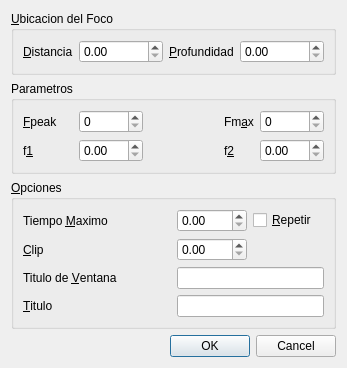
The window that Dialogs/simulparams.ui (edvelezg/viper-sugui) describes before a commit, drawn with Qt 5.
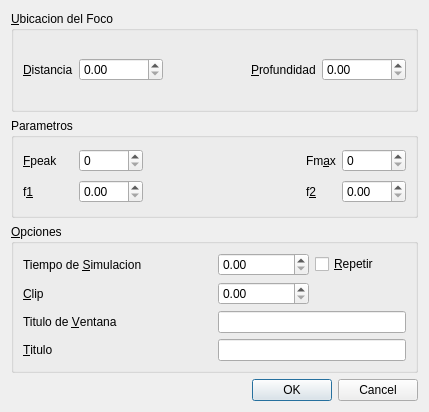
The same window after the commit.

Patch:
```diff
--- a/Dialogs/simulparams.ui
+++ b/Dialogs/simulparams.ui
@@ -5,8 +5,8 @@
    <rect>
     <x>0</x>
     <y>0</y>
-    <width>261</width>
-    <height>327</height>
+    <width>429</width>
+    <height>412</height>
    </rect>
   </property>
   <property name="windowTitle" >
@@ -166,7 +166,7 @@
       <item row="0" column="0" colspan="2" >
        <widget class="QLabel" name="label" >
         <property name="text" >
-         <string>Tiempo &amp;Maximo</string>
+         <string>Tiempo de &amp;Simulacion</string>
         </property>
         <property name="buddy" >
          <cstring>sbTMax</cstring>
```
